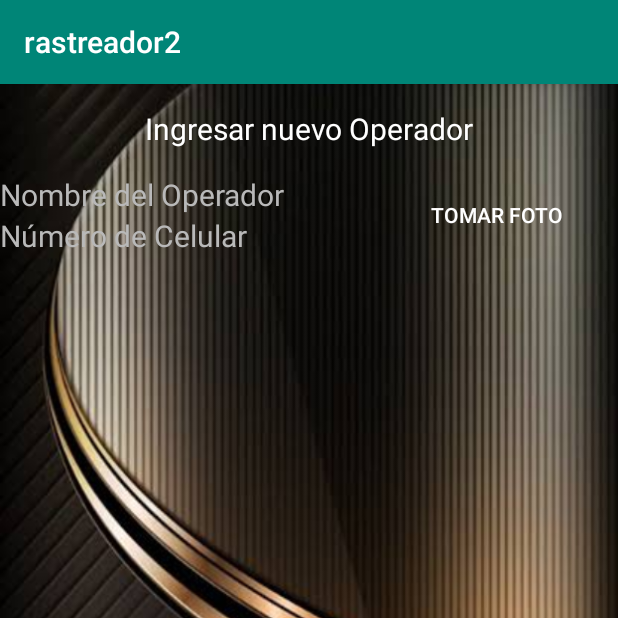
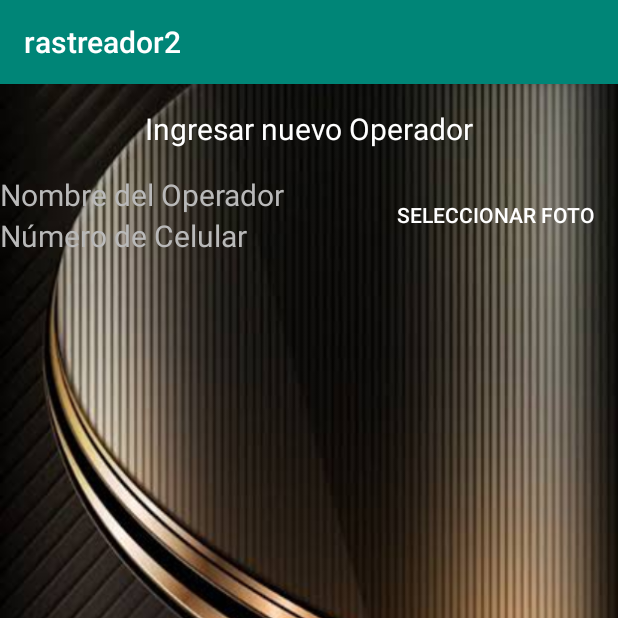
Before and after one commit to Alexischachiro/rastreador2, an Android app: the screen it shows after launch (IngresarUsuario), after a tap on "INGRESAR USUARIO", on a phone screen of 412 x 824 dp, the top half of it. Run offline under Robolectric (Android 15) with nearby library versions, the phone set to English and light mode, and no system bars.

Commit message:
se puede seleccioanar la foto del operador desde la galeria de imagenes deel celualar

```diff
--- a/app/src/main/java/com/example/rastreador2/GPS.java
+++ b/app/src/main/java/com/example/rastreador2/GPS.java
@@ -22,7 +22,7 @@ import com.google.android.gms.maps.model.MarkerOptions;
 public class GPS extends AppCompatActivity {
 
 
-    Button btnrastrear, btnregistar, btnbase,btnusuario;
+    Button btnrastrear, btnregistar, btnbase,btnusuario, btningresaroper;
 
 
 
@@ -39,6 +39,15 @@ public class GPS extends AppCompatActivity {
             public void onClick(View view) {
 
                 Intent intent= new Intent(GPS.this, MainActivity.class);
+                startActivity(intent);
+            }
+        });
+        btningresaroper = (Button)findViewById(R.id.iniciodeUso);
+        btningresaroper.setOnClickListener(new View.OnClickListener() {
+            @Override
+            public void onClick(View view) {
+
+                Intent intent= new Intent(GPS.this, seleccionarOperador.class);
                 startActivity(intent);
             }
         });
--- a/app/src/main/java/com/example/rastreador2/IngresarUsuario.java
+++ b/app/src/main/java/com/example/rastreador2/IngresarUsuario.java
@@ -1,7 +1,10 @@
 package com.example.rastreador2;
 
+import androidx.annotation.Nullable;
 import androidx.appcompat.app.AppCompatActivity;
 
+import android.content.Intent;
+import android.net.Uri;
 import android.os.Bundle;
 import android.text.Layout;
 import android.view.LayoutInflater;
@@ -13,18 +16,33 @@ import android.widget.ImageView;
 
 public class IngresarUsuario extends AppCompatActivity {
 
-    EditText campoNombre,campoDocumento,campoCelular;
-    Button btnRegistro, btnFoto;
+    Button btnFOTO;
     ImageView imgFoto;
-
-
 
     @Override
     protected void onCreate(Bundle savedInstanceState) {
         super.onCreate(savedInstanceState);
         setContentView(R.layout.activity_ingresar_usuario);
+
+        imgFoto = (ImageView)findViewById(R.id.imagen);
+        btnFOTO = (Button)findViewById(R.id.btnfoto);
+        btnFOTO.setOnClickListener(new View.OnClickListener() {
+            @Override
+            public void onClick(View view) {
+                Intent intent = new Intent(Intent.ACTION_PICK, Uri.parse(
+                        "content://media/internal/images/media"
+                ));
+                startActivityForResult(intent, 1);
+            }
+        });
     }
 
-    public void onClick(View view) {
+    @Override
+    protected void onActivityResult(int requestCode, int resultCode, @Nullable Intent data) {
+        super.onActivityResult(requestCode, resultCode, data);
+        if (resultCode==RESULT_OK && requestCode==1){
+            Uri uri=data.getData();
+            imgFoto.setImageURI(uri);
+        }
     }
 }
--- a/app/src/main/res/layout/activity_ingresar_usuario.xml
+++ b/app/src/main/res/layout/activity_ingresar_usuario.xml
@@ -56,7 +56,7 @@
             android:background="@color/transp"
             android:gravity="center"
             android:onClick="onClick"
-            android:text="Tomar Foto"
+            android:text="Seleccionar Foto"
             android:textColor="#FFFFFF">
 
         </Button>
@@ -75,7 +75,7 @@
             android:layout_width="300dp"
             android:layout_height="300dp"
             android:layout_gravity="center"
-            ></ImageView>
+            android:id="@+id/imagen"></ImageView>
 
         <TextView
             android:layout_width="match_parent"
```
Also changed, not shown: app/src/main/AndroidManifest.xml (+6 -5 lines), app/src/main/java/com/example/rastreador2/seleccionarOperador.java (added, +34 -0 lines), app/src/main/java/com/example/rastreador2/seleccionarherramienta.java (added, +31 -0 lines), app/src/main/res/layout/activity_seleccionar_operador.xml (added, +35 -0 lines), app/src/main/res/layout/activity_seleccionarherramienta.xml (added, +35 -0 lines).
